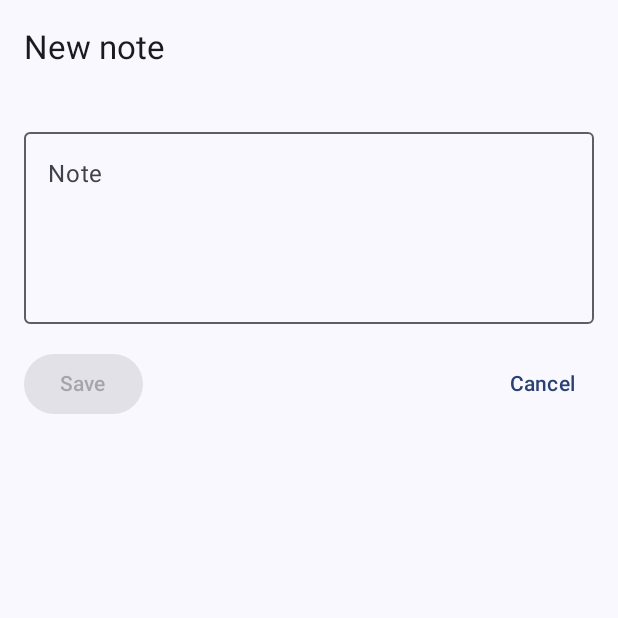
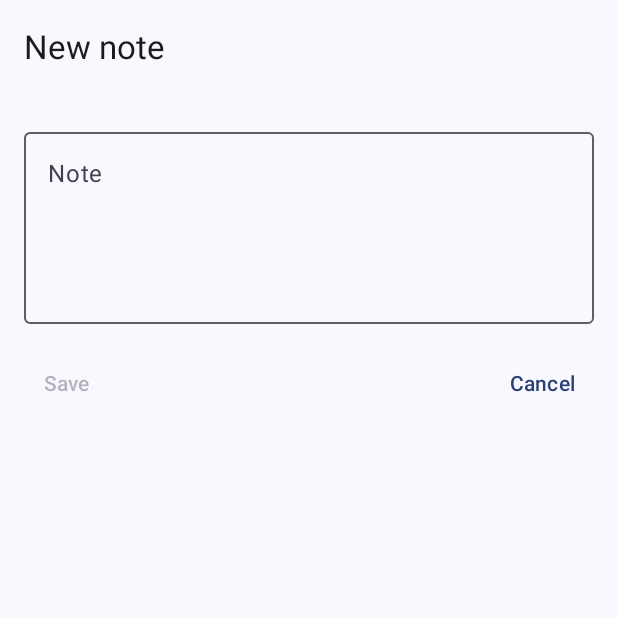
Before and after one commit to csande/persistent-notifications-app, an Android app built with Jetpack Compose: the screen it shows after launch (MainActivity), on a phone screen of 412 x 824 dp, the top half of it. Run offline under Robolectric (Android 15) with nearby library versions, the phone set to English and light mode, and no system bars.

Commit message:
Changed button styling to just simple text with no button outline

```diff
--- a/app/src/main/java/com/github/csande/persistentnotificationsapp/ui/EditorScreen.kt
+++ b/app/src/main/java/com/github/csande/persistentnotificationsapp/ui/EditorScreen.kt
@@ -8,7 +8,6 @@ import androidx.compose.foundation.layout.fillMaxSize
 import androidx.compose.foundation.layout.fillMaxWidth
 import androidx.compose.foundation.layout.imePadding
 import androidx.compose.foundation.layout.padding
-import androidx.compose.material3.Button
 import androidx.compose.material3.ExperimentalMaterial3Api
 import androidx.compose.material3.OutlinedTextField
 import androidx.compose.material3.Scaffold
@@ -82,7 +81,7 @@ fun EditorScreen(
                 horizontalArrangement = Arrangement.SpaceBetween,
                 verticalAlignment = Alignment.CenterVertically,
             ) {
-                Button(onClick = onSave, enabled = canSave) {
+                TextButton(onClick = onSave, enabled = canSave) {
                     Text(stringResource(R.string.action_save))
                 }
                 TextButton(onClick = onCancel) {
```
